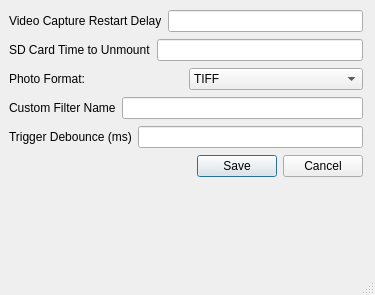
Above: MAPIR_Processing_dockwidget_Advanced.ui from harshanalla/MAPIR_Camera_Control before the change. Below: the same form after it.
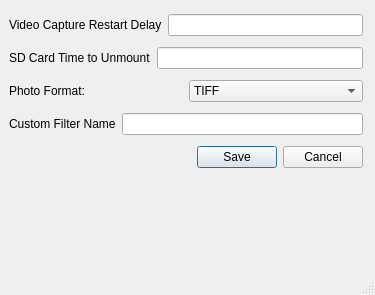
That is the form after the change.

The edit to the form file:
```diff
--- a/MAPIR_Processing_dockwidget_Advanced.ui
+++ b/MAPIR_Processing_dockwidget_Advanced.ui
@@ -117,7 +117,7 @@
       </item>
      </layout>
     </item>
-    <item>
+    <!-- <item>
      <layout class="QHBoxLayout" name="horizontalLayout_6">
       <item>
        <widget class="QLabel" name="label_5">
@@ -134,7 +134,7 @@
        </widget>
       </item>
      </layout>
-    </item>
+    </item> -->
     <item>
      <layout class="QHBoxLayout" name="horizontalLayout_7">
       <item>
```
